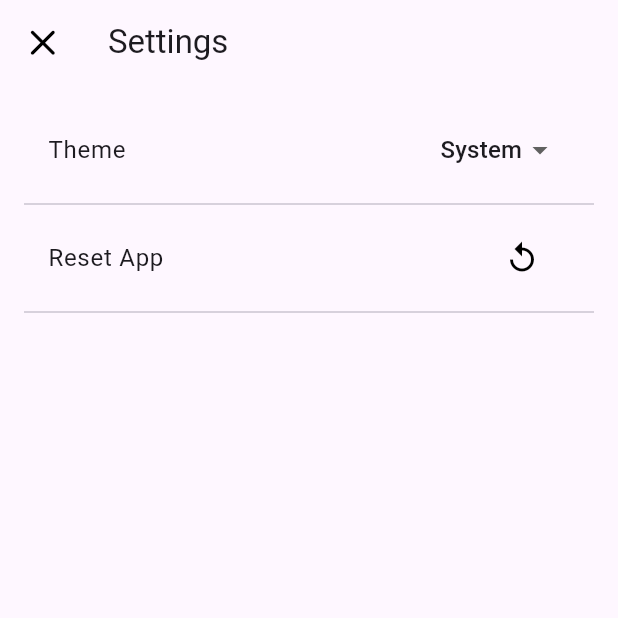
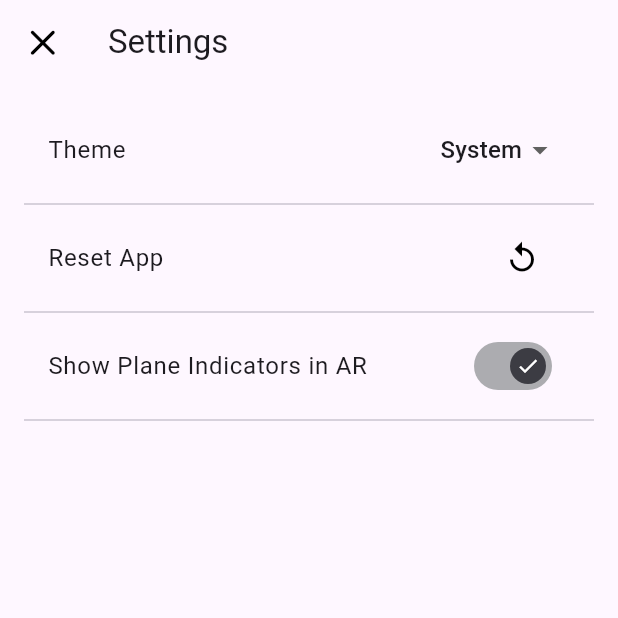
Before and after one commit to Maxinio-berincini/HSG-FS24-HCI-Blyss, a Flutter app: the SettingsView screen opened by its route, on a phone screen of 412 x 824 dp, the top half of it. Run offline on Flutter 3.47's test engine with Material 3 defaults, Android fonts, the phone set to English and light mode, and no system bars; our stand-ins replace badges, get_it, shared_preferences; missing offline and left inert: ar_flutter_plugin_flutterflow, qr_code_scanner; accounts and stored records are empty; generated files the repository leaves out were written again.

Commit message:
feat: add switch to toggle ar plane indicators

```diff
--- a/lib/main.dart
+++ b/lib/main.dart
@@ -1,3 +1,4 @@
+import 'package:blyss/src/settings/service_locator.dart';
 import 'package:flutter/material.dart';
 import 'package:flutter/services.dart';
 
@@ -7,6 +8,7 @@ import 'src/settings/settings_service.dart';
 
 void main() async {
   WidgetsFlutterBinding.ensureInitialized();
+  setupLocator();
 
   SystemChrome.setPreferredOrientations(
       [DeviceOrientation.portraitUp, DeviceOrientation.portraitDown]);
--- a/lib/src/settings/settings_controller.dart
+++ b/lib/src/settings/settings_controller.dart
@@ -12,14 +12,17 @@ class SettingsController with ChangeNotifier {
 
   final SettingsService _settingsService;
   late ThemeMode _themeMode;
+  late bool _planeIndicatorsEnabled;
 
   ThemeMode get themeMode => _themeMode;
+  bool get planeIndicatorsEnabled => _planeIndicatorsEnabled;
 
   /// Load the user's settings from the SettingsService. It may load from a
   /// local database or the internet. The controller only knows it can load the
   /// settings from the service.
   Future<void> loadSettings() async {
     _themeMode = await _settingsService.themeMode();
+    _planeIndicatorsEnabled = await _settingsService.arePlaneIndicatorsEnabled();
     notifyListeners();
   }
 
@@ -54,4 +57,12 @@ class SettingsController with ChangeNotifier {
     await _settingsService.setOnboardingComplete(false);
     notifyListeners();
   }
+
+  // Update the plane indicators setting
+  Future<void> updatePlaneIndicatorsEnabled(bool isEnabled) async {
+    if (isEnabled == _planeIndicatorsEnabled) return;
+    _planeIndicatorsEnabled = isEnabled;
+    notifyListeners();
+    await _settingsService.setPlaneIndicatorsEnabled(isEnabled);
+  }
 }
--- a/lib/src/settings/settings_view.dart
+++ b/lib/src/settings/settings_view.dart
@@ -20,6 +20,16 @@ class SettingsView extends StatefulWidget {
 }
 
 class _SettingsViewState extends State<SettingsView> {
+
+  final MaterialStateProperty<Icon?> thumbIcon =
+  MaterialStateProperty.resolveWith<Icon?>(
+        (Set<MaterialState> states) {
+      if (states.contains(MaterialState.selected)) {
+        return const Icon(Icons.check, color: ColorStyle.white);
+      }
+      return const Icon(Icons.close,  color: ColorStyle.white);
+    },
+  );
 
 
   @override
@@ -68,7 +78,15 @@ class _SettingsViewState extends State<SettingsView> {
               ),
             ),
             const Divider(),
-            // Add more settings options here
+            ListTile(
+              title: const Text('Show Plane Indicators in AR'),
+              trailing: Switch(
+                thumbIcon:  thumbIcon,
+                value: widget.controller.planeIndicatorsEnabled,
+                onChanged: widget.controller.updatePlaneIndicatorsEnabled,
+              ),
+            ),
+            const Divider(),
           ],
         ),
       ),
--- a/pubspec.yaml
+++ b/pubspec.yaml
@@ -19,6 +19,7 @@ dependencies:
   shared_preferences: ^2.2.3
   qr_code_scanner: ^1.0.1
   ar_flutter_plugin_flutterflow: ^0.7.46
+  get_it: ^7.7.0
 
 
 dev_dependencies:
```
Also changed, not shown: lib/src/app.dart (+8 -0 lines), lib/src/camera/ar_view.dart (+18 -1 lines), lib/src/settings/service_locator.dart (added, +13 -0 lines), lib/src/settings/settings_service.dart (+15 -0 lines), pubspec.lock.
